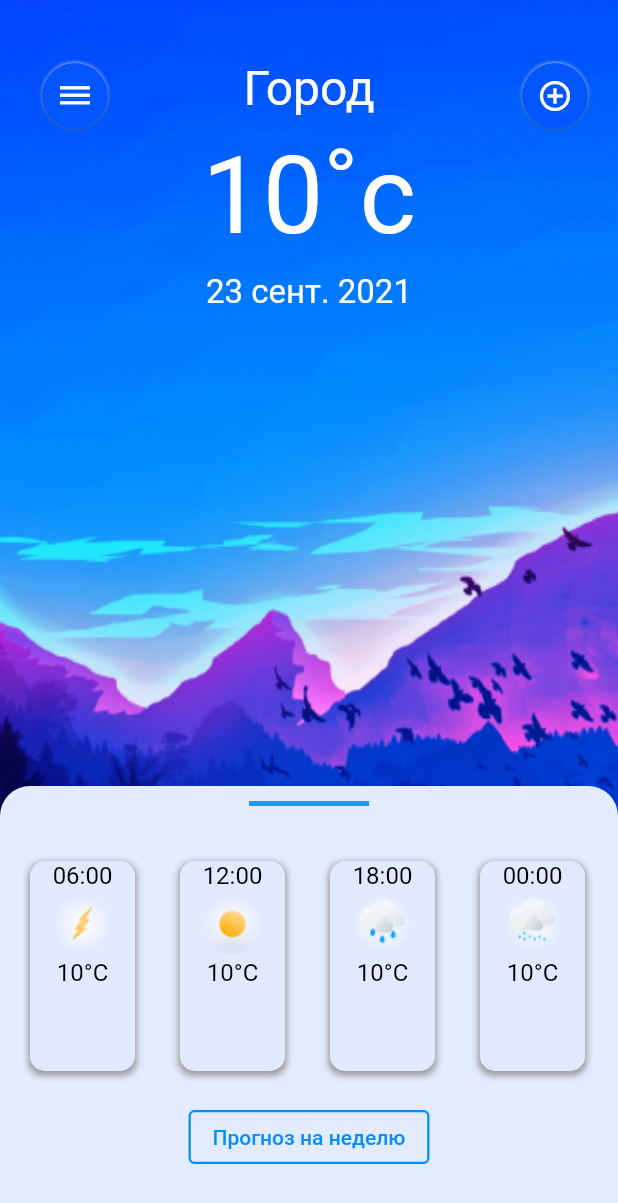
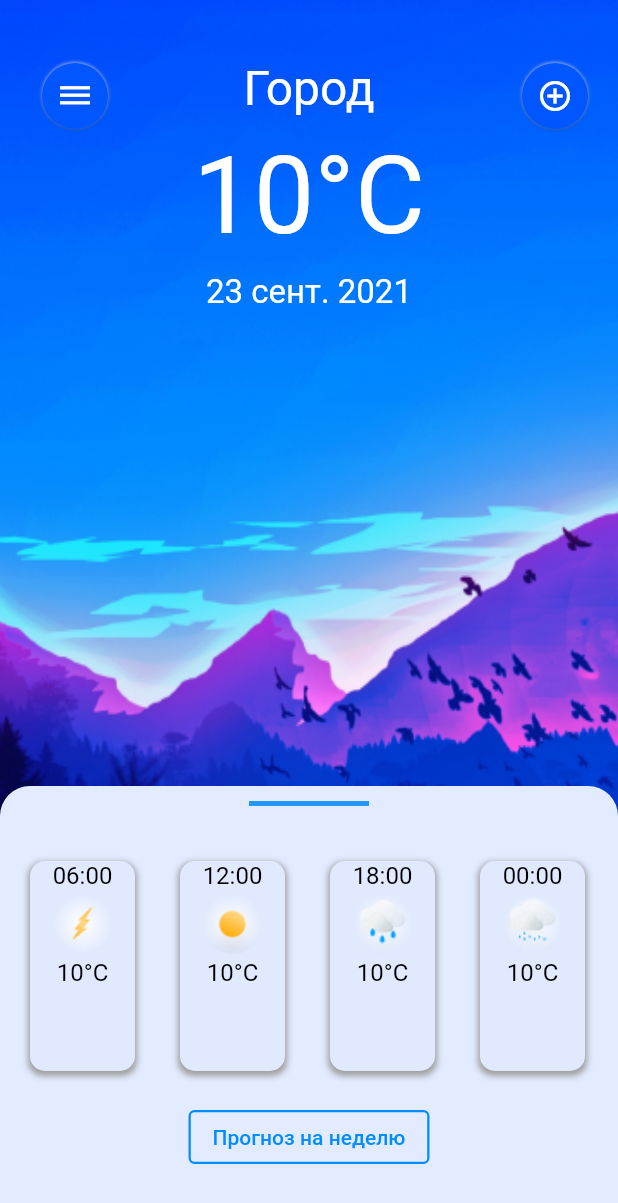
Before and after one commit to Far4Ru/WeatherApp2021, a Flutter app: the screen it shows after launch, on a phone screen of 412 x 824 dp. Shown: the top 1203 px of the screen. Run offline on Flutter 3.47's test engine with Material 2 defaults, Android fonts, the phone set to English and light mode, and no system bars; drawn by our look-alikes of flutter_neumorphic; our stand-ins replace shared_preferences; network calls fail; Roboto replaces fonts that are missing (Manrope).

```diff
--- a/lib/data/data.dart
+++ b/lib/data/data.dart
@@ -1,4 +1,7 @@
+import 'dart:convert';
+
 import 'package:shared_preferences/shared_preferences.dart';
+import 'package:http/http.dart' as http;
 
 class ItemDetail {
   String strTitle;
@@ -26,7 +29,7 @@ abstract class SettingsParameterDetails {
   late String type;
   late String name;
   late List<String> values;
-  String change(String number, int select);
+  String change(String number, int select, String unit);
 }
 
 class SettingsBarometer extends SettingsParameterDetails{
@@ -36,11 +39,11 @@ class SettingsBarometer extends SettingsParameterDetails{
     values = ["мм.рт.ст.", "гПа"];
   }
   @override
-  String change(String number, int select) {
-    if (select == 0) {
+  String change(String number, int select, String unit) {
+    if (select == 0 && unit != values[0]) {
+      return (int.parse(number) / 1.333).round().toString();
+    } else if (select == 1 && unit != values[1]) {
       return (int.parse(number) * 1.333).round().toString();
-    } else if (select == 1) {
-      return (int.parse(number) / 1.333).round().toString();
     }
     return number;
   }
@@ -52,10 +55,10 @@ class SettingsTemperature extends SettingsParameterDetails{
     values = ["\u00B0C", "\u00B0F"];
   }
   @override
-  String change(String number, int select) {
-    if (select == 0) {
+  String change(String number, int select, String unit) {
+    if (select == 0 && unit != values[0]) {
       return ((int.parse(number) - 32) * 5/9).round().toString();
-    } else if (select == 1) {
+    } else if (select == 1 && unit != values[1]) {
       return ((int.parse(number) * 9/5) + 32).round().toString();
     }
     return number;
@@ -68,11 +71,11 @@ class SettingsBreeze extends SettingsParameterDetails{
     values = ["м/с", "км/ч"];
   }
   @override
-  String change(String number, int select) {
-    if (select == 0) {
+  String change(String number, int select, String unit) {
+    if (select == 0 && unit != values[0]) {
+      return (int.parse(number) / 3.6).round().toString();
+    } else if (select == 1 && unit != values[1]) {
       return (int.parse(number) * 3.6).round().toString();
-    } else if (select == 1) {
-      return (int.parse(number) / 3.6).round().toString();
     }
     return number;
   }
@@ -111,13 +114,76 @@ class PageTitles {
   String title;
   PageTitles(this.name, this.title);
 }
+// class Album {
+//   final int coord;
+//   final int id;
+//   final String title;
+//
+//   Album({
+//     required this.userId,
+//     required this.id,
+//     required this.title,
+//   });
+//
+//   factory Album.fromJson(Map<String, dynamic> json) {
+//     return Album(
+//       userId: json['userId'],
+//       id: json['id'],
+//       title: json['title'],
+//     );
+//   }
+// }
+class WeatherDay {
+  List<DayCardDetail> dayDetails;
+  List<DayAdditionalDetail> dayAdditionalDetails;
+  DateTime datetime;
+  String location;
+  String locationName;
+
+  WeatherDay(this.dayDetails, this.dayAdditionalDetails, this.datetime, this.location, this.locationName);
+
+  update() async {
+    final response = await http
+        .get(Uri.parse('https://api.openweathermap.org/data/2.5/forecast?q=Moscow&appid=0802fd908c155491e99f266ff0d443e5&lang=ru&units=metric'));
+    if (response.statusCode == 200) {
+      // If the server did return a 200 OK response,
+      // then parse the JSON.
+      // return Album.fromJson(jsonDecode(response.body));
+      Map body = json.decode(response.body);
+      body["list"].forEach((day) => {
+        day["dt"],
+        day["weather"]["main"] / ["description"],
+        DayCardDetail("06:00", "assets/icon_lightning.png", day["main"]["temp"], "\u00B0C"),
+        DayCardDetail("12:00", "assets/icon_sun.png", day["main"]["temp"], "\u00B0C"),
+        DayCardDetail("18:00", "assets/icon_rain_heavy.png", day["main"]["temp"], "\u00B0C"),
+        DayCardDetail("00:00", "assets/icon_rain.png", day["main"]["temp"], "\u00B0C"),
+        DayAdditionalDetail("thermometer", day["main"]["temp"], "\u00B0C", "assets/thermometer.png"),
+        DayAdditionalDetail("barometer", day["main"]["pressure"], "мм.рт.ст.", "assets/barometer.png"),
+        DayAdditionalDetail("breeze", day["wind"], "м/с", "assets/breeze.png"),
+        DayAdditionalDetail("humidity", day["main"]["humidity"], "%", "assets/humidity.png"),
+      });
+    } else {
+      // If the server did not return a 200 OK response,
+      // then throw an exception.
+      throw Exception('Failed to load data');
+    }
+  }
+}
+
+class WeatherDays {
+  List<WeatherDay> weatherDays;
+  DateTime timeUpdated;
+  List<ItemDetail> locations;
+
+  WeatherDays(this.weatherDays, this.timeUpdated, this.locations);
+}
 
 class HomeData {
   List<DayCardDetail> dayDetails = [
-    DayCardDetail("06:00", "assets/icon_lightning.png", "10", "C"),
-    DayCardDetail("12:00", "assets/icon_sun.png", "10", "C"),
-    DayCardDetail("18:00", "assets/icon_rain_heavy.png", "10", "C"),
-    DayCardDetail("00:00", "assets/icon_rain.png", "10", "C")
+    DayCardDetail("06:00", "assets/icon_lightning.png", "10", "\u00B0C"),
+    DayCardDetail("12:00", "assets/icon_sun.png", "10", "\u00B0C"),
+    DayCardDetail("18:00", "assets/icon_rain_heavy.png", "10", "\u00B0C"),
+    DayCardDetail("00:00", "assets/icon_rain.png", "10", "\u00B0C")
   ];
   List<DayAdditionalDetail> dayAdditionalDetails = [
     DayAdditionalDetail("thermometer", "8", "\u00B0C", "assets/thermometer.png"),
@@ -142,8 +208,26 @@ class HomeData {
     for (var element in settingsParameters) {
       element.update();
     }
+    WeatherDay weatherDay = WeatherDay(dayDetails, dayAdditionalDetails, DateTime(2021), "London", "Лондон");
+    weatherDay.update();
   }
   List<DayCardDetail> get getDayDetails => dayDetails;
+  String getValue(String type, String value, String unit) {
+    if (settingsParameters.indexWhere((element) => element.parameter.type == type) > -1) {
+      SettingsParameter settingsParameter = settingsParameters.firstWhere((element) => element.parameter.type == type);
+      return settingsParameter.parameter.change(value, settingsParameter.selected, unit);
+    } else {
+      return value;
+    }
+  }
+  String getUnit(String type, String unit) {
+    if (settingsParameters.indexWhere((element) => element.parameter.type == type) > -1) {
+      SettingsParameter settingsParameter = settingsParameters
+          .firstWhere((element) => element.parameter.type == type);
+      return settingsParameter.getUnit();
+    }
+    return unit;
+  }
 }
 
 // day: time, icon, value
--- a/lib/pages/home.dart
+++ b/lib/pages/home.dart
@@ -21,23 +21,6 @@ class _MyHomePageState extends State<MyHomePage> {
   String title = "Город";
   String temperatureUnit = "C";
   HomeData homeData = HomeData();
-
-  String _getValue(String type, String value, String unit) {
-    if (homeData.settingsParameters.indexWhere((element) => element.parameter.type == type) > -1) {
-      SettingsParameter settingsParameter = homeData.settingsParameters.firstWhere((element) => element.parameter.type == type);
-      return settingsParameter.parameter.change(value, settingsParameter.selected);
-    } else {
-      return value;
-    }
-  }
-  String _getUnit(String type, String unit) {
-    if (homeData.settingsParameters.indexWhere((element) => element.parameter.type == type) > -1) {
-      SettingsParameter settingsParameter = homeData.settingsParameters
-          .firstWhere((element) => element.parameter.type == type);
-      return settingsParameter.getUnit();
-    }
-    return unit;
-  }
 
   void _changeBottomPanelState() {
     setState(() {
@@ -133,10 +116,10 @@ class _MyHomePageState extends State<MyHomePage> {
                     child: Row(
                       crossAxisAlignment: CrossAxisAlignment.start,
                       mainAxisAlignment: MainAxisAlignment.center,
-                      children: const <Widget>[
+                      children: <Widget>[
                         Text(
-                          '10˚c',
-                          style: TextStyle(
+                          homeData.getValue("thermometer","10","\u00B0C") + homeData.getUnit("thermometer", "\u00B0C"),
+                          style: const TextStyle(
                               fontSize: 72.0,
                               fontFamily: 'Manrope',
                               color: Colors.white
@@ -362,7 +345,7 @@ class _MyHomePageState extends State<MyHomePage> {
             ),
             Tab(icon: Image.asset(details.icon, width: 40, height: 40,)),
             Text(
-              details.temperature + '\u00B0' + details.temperatureUnit,
+              homeData.getValue("thermometer",details.temperature,details.temperatureUnit) + homeData.getUnit("thermometer", details.temperatureUnit),
               style: const TextStyle(
                   fontSize: 16.0,
                   fontFamily: 'Roboto',
@@ -399,7 +382,7 @@ class _MyHomePageState extends State<MyHomePage> {
           children: [
             Tab(icon: Image.asset(details.icon, width: 40, height: 40,)),
             Text(
-              _getValue(details.type,details.value,details.unit),
+              homeData.getValue(details.type,details.value,details.unit),
               style: const TextStyle(
                   fontSize: 16.0,
                   fontFamily: 'Roboto',
@@ -407,7 +390,7 @@ class _MyHomePageState extends State<MyHomePage> {
               ),
             ),
             Text(
-              _getUnit(details.type, details.unit),
+              homeData.getUnit(details.type, details.unit),
               style: const TextStyle(
                   fontSize: 16.0,
                   fontFamily: 'Roboto',
```
